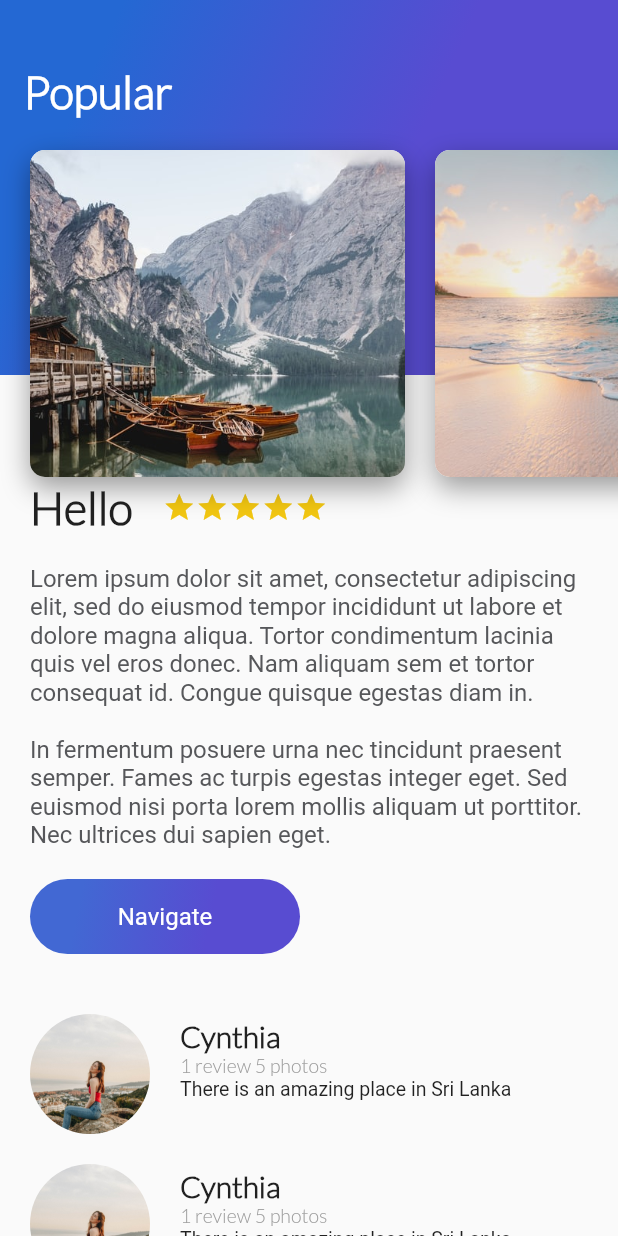
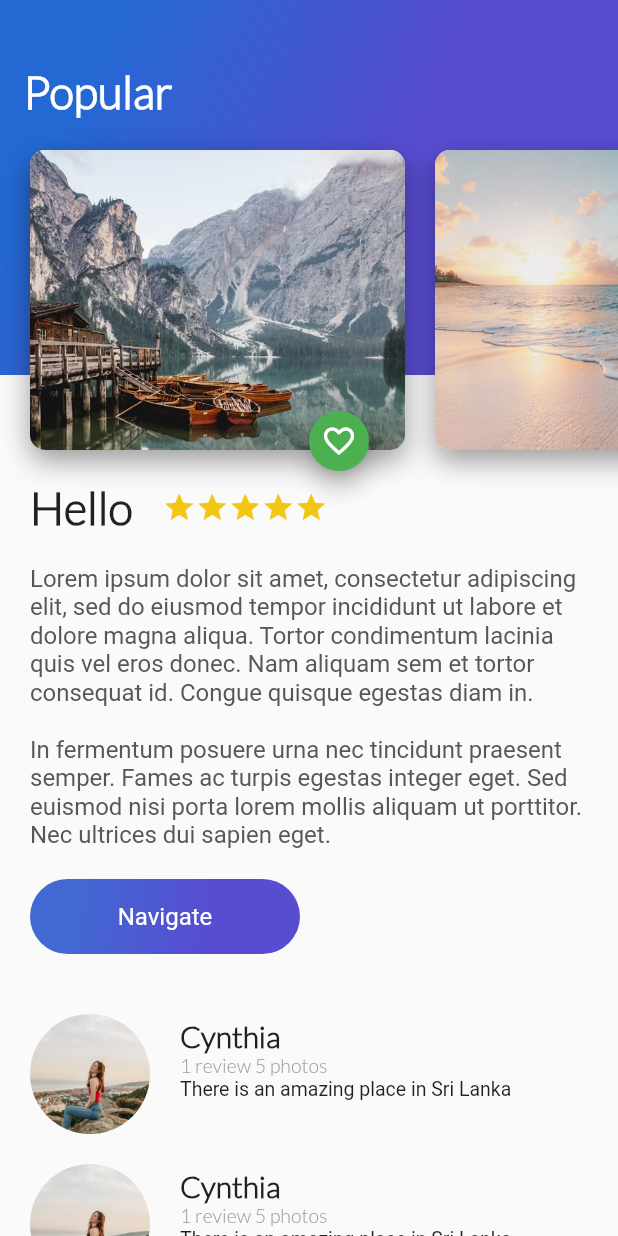
Before and after one commit to HectorMtz22/probando-flutter, a Flutter app: the screen it shows after launch, on a phone screen of 412 x 824 dp. Run offline on Flutter 3.47's test engine with Material 2 defaults, Android fonts, the phone set to English and light mode, and no system bars.

Commit message:
Add a FloatingButton - Learnt Stateful Widgets

```diff
--- a/lib/card.dart
+++ b/lib/card.dart
@@ -1,4 +1,5 @@
 import 'package:flutter/material.dart';
+import 'floating_action_button.dart';
 
 class CardImage extends StatelessWidget {
   final String pathUrl;
@@ -7,6 +8,19 @@ class CardImage extends StatelessWidget {
 
   @override
   Widget build(BuildContext context) {
+    return Stack(
+      children: [
+        _card(),
+        Container(
+          width: 250,
+          alignment: Alignment.bottomRight,
+          child: const MyFloatingActionButton(),
+        )
+      ],
+    );
+  }
+
+  Widget _card() {
     return Container(
       height: 200,
       width: 250,
--- /dev/null
+++ b/lib/floating_action_button.dart
@@ -0,0 +1,37 @@
+import 'package:flutter/material.dart';
+
+class MyFloatingActionButton extends StatefulWidget {
+  const MyFloatingActionButton({Key? key}) : super(key: key);
+
+  @override
+  State<MyFloatingActionButton> createState() => MyFloatingActionButtonState();
+}
+
+class MyFloatingActionButtonState extends State<MyFloatingActionButton> {
+  var isLiked = false;
+  void onPressedButton() {
+    setState(() {
+      isLiked = !isLiked;
+    });
+    ScaffoldMessenger.of(context).showSnackBar(
+      SnackBar(
+        content: isLiked
+            ? const Text('You liked this')
+            : const Text('You disliked this'),
+      ),
+    );
+  }
+
+  @override
+  Widget build(BuildContext context) {
+    return FloatingActionButton(
+      onPressed: onPressedButton,
+      backgroundColor: Colors.green,
+      tooltip: "Add to Favorites",
+      mini: true,
+      child: isLiked
+          ? const Icon(Icons.favorite)
+          : const Icon(Icons.favorite_border),
+    );
+  }
+}
```
